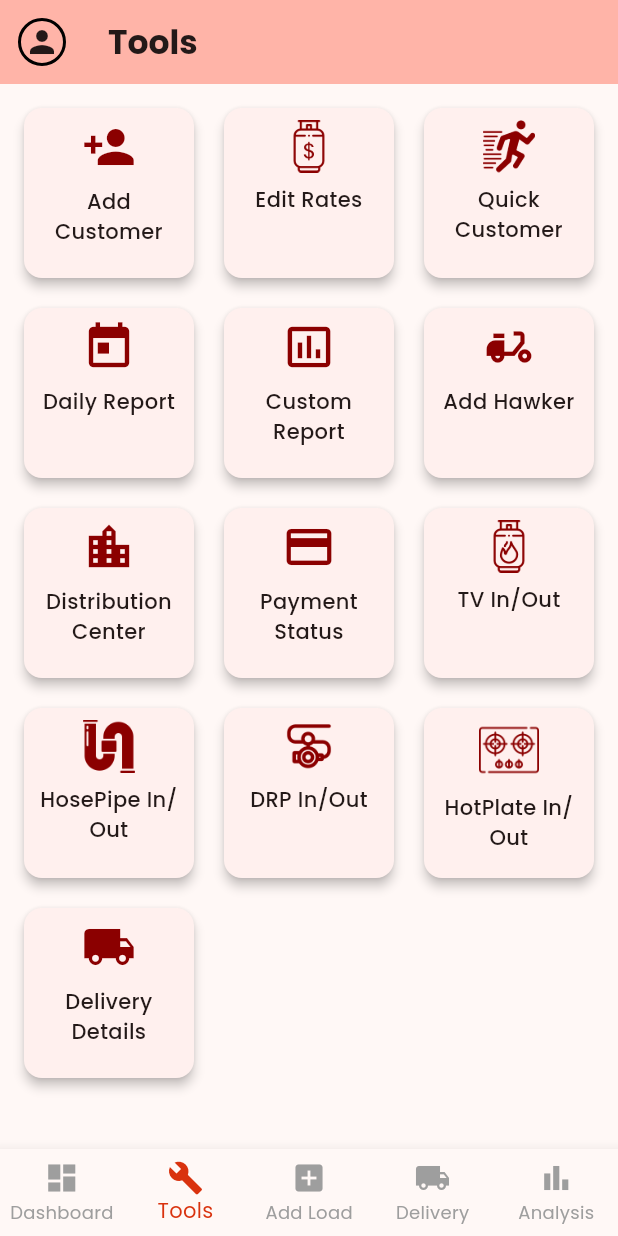
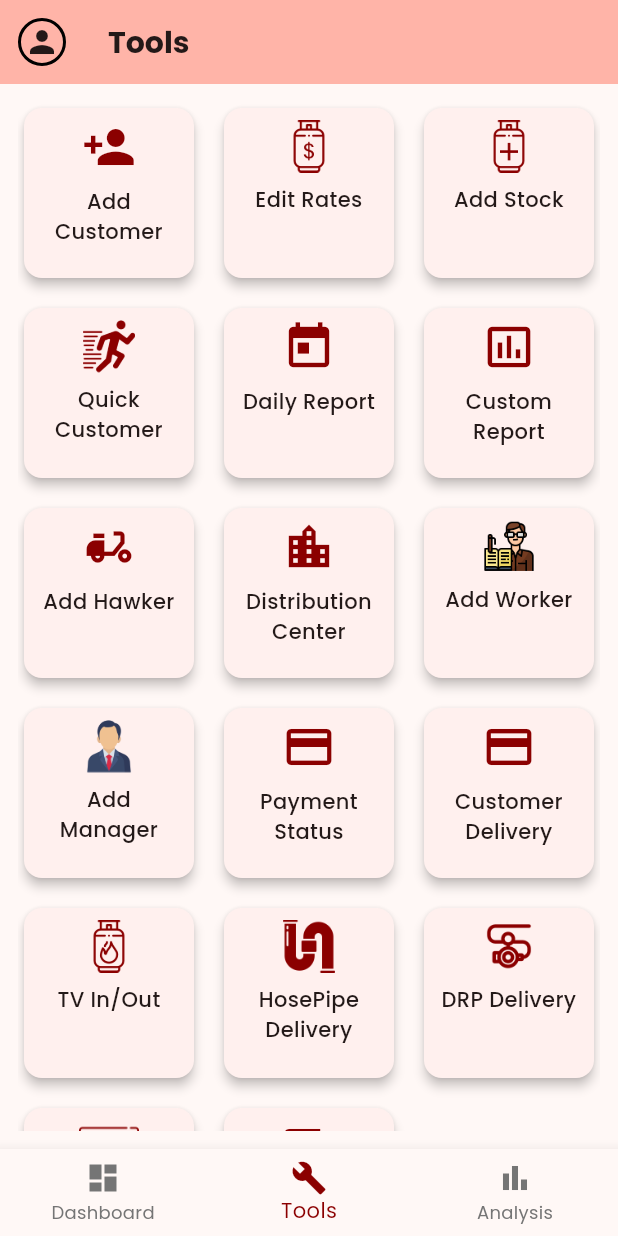
Before and after one commit to Mrugen-Fichadia/smart-distributor-app, a Flutter app: the screen it shows after launch, item 2 of the bottom bar chosen, on a phone screen of 412 x 824 dp. Run offline on Flutter 3.47's test engine with Material 3 defaults, Android fonts, the phone set to English and light mode, and no system bars; our stand-ins replace firebase_core, get, google_fonts; accounts and stored records are empty.

Commit message:
Updated pages for better UI

```diff
--- a/lib/common/widgets/custom_textformfield.dart
+++ b/lib/common/widgets/custom_textformfield.dart
@@ -39,7 +39,7 @@ class CustomTextFormField extends StatelessWidget {
         ),
         focusedBorder: OutlineInputBorder(
           borderRadius: BorderRadius.circular(12),
-          borderSide: const BorderSide(color: primary),
+          borderSide: const BorderSide(color: primary, width: 2.0),
         ),
         contentPadding: const EdgeInsets.symmetric(
           vertical: 16,
--- a/lib/common/widgets/primary_button.dart
+++ b/lib/common/widgets/primary_button.dart
@@ -1,4 +1,5 @@
 import 'package:flutter/material.dart';
+import 'package:smart_distributor_app/common/utils/colors.dart';
 
 class PrimaryButton extends StatelessWidget {
   final String text;
@@ -18,7 +19,7 @@ class PrimaryButton extends StatelessWidget {
 // --------------- app color palete ---------------//
     this.backgroundColor =const  Color(0xFFDC2626),
     this.disabledColor = const Color(0xFFDC2626),
-    this.textColor = Colors.white,
+    this.textColor = offwhite,
     this.borderRadius = 18.0,
     this.width,
     this.height = 48.0,
--- a/lib/pages/cylinder_rate_page.dart
+++ b/lib/pages/cylinder_rate_page.dart
@@ -135,7 +135,7 @@ class _CylinderRatePageState extends State<CylinderRatePage> {
         title: Text(
           'Cylinder Rate Change',
           style: GoogleFonts.poppins(
-            fontSize: 24, // Slightly larger title
+            fontSize: 20,
             fontWeight: FontWeight.bold,
             color: Colors.black,
           ),
@@ -158,8 +158,7 @@ class _CylinderRatePageState extends State<CylinderRatePage> {
                   CrossAxisAlignment.stretch, // Stretch children horizontally
               children: [
                 Card(
-                  elevation: 8, // More pronounced card elevation
-                  color: cardBackgroundColor, // Apply card background color
+                  elevation: 8,
                   shape: RoundedRectangleBorder(
                     borderRadius: BorderRadius.circular(
                       20,
--- a/lib/pages/dashboard.dart
+++ b/lib/pages/dashboard.dart
@@ -185,7 +185,7 @@ class _DashboardState extends State<Dashboard> {
             child: Icon(Icons.person, size: 24,),
           ),
         ),
-        title: Text("Dashboard", style: TextStyle(fontWeight: FontWeight.bold)),
+        title: Text("Dashboard", style: TextStyle(fontSize: 20, fontWeight: FontWeight.bold)),
       ),
       body: SingleChildScrollView(
         child: Center(
--- a/lib/pages/distribution_center/add_distribution_center_listpage.dart
+++ b/lib/pages/distribution_center/add_distribution_center_listpage.dart
@@ -64,8 +64,6 @@ class _AddDistributionCenterPageState extends State<AddDistributionCenterPage> {
         padding: const EdgeInsets.all(16),
         child: SingleChildScrollView(
           child: Card(
-  // ------------ container color from color palete----------//
-            color: Colors.white,
             shape: RoundedRectangleBorder(
               borderRadius: BorderRadius.circular(22),
             ),
@@ -92,8 +90,8 @@ class _AddDistributionCenterPageState extends State<AddDistributionCenterPage> {
                     PrimaryButton(
                       text: "Add Distribution Center",
                       onPressed: _saveDistributionCenter,
-                      backgroundColor: const Color(0xFFDC2626),
-                      textColor: Colors.white,
+                      backgroundColor: primary,
+                      textColor: offwhite,
                       borderRadius: 12.0,
                       height: 46.0,
                     ),
--- a/lib/pages/home.dart
+++ b/lib/pages/home.dart
@@ -1,4 +1,5 @@
 import 'package:flutter/material.dart';
+import 'package:smart_distributor_app/imports.dart';
 import 'package:smart_distributor_app/pages/dashboard.dart';
 import 'package:smart_distributor_app/pages/tools.dart';
 
@@ -140,8 +141,8 @@ class _MyHomePageState extends State<MyHomePage> {
       ),
       bottomNavigationBar: BottomNavigationBar(
         currentIndex: _currentIndex,
-        selectedItemColor: Color.fromRGBO(217, 50, 14, 1),
-        unselectedItemColor: Colors.grey,
+        selectedItemColor: primary,
+        unselectedItemColor: Colors.grey[600],
         type: BottomNavigationBarType.fixed,
         onTap: (index) {
           setState(() {
@@ -166,20 +167,6 @@ class _MyHomePageState extends State<MyHomePage> {
           BottomNavigationBarItem(
             icon: Padding(
               padding: EdgeInsets.symmetric(horizontal: 8.0),
-              child: Icon(Icons.add_box),
-            ),
-            label: "Add Load",
-          ),
-          BottomNavigationBarItem(
-            icon: Padding(
-              padding: EdgeInsets.symmetric(horizontal: 8.0),
-              child: Icon(Icons.local_shipping),
-            ),
-            label: "Delivery",
-          ),
-          BottomNavigationBarItem(
-            icon: Padding(
-              padding: EdgeInsets.symmetric(horizontal: 8.0),
               child: Icon(Icons.bar_chart),
             ),
             label: "Analysis",
--- a/lib/pages/new-connection.dart
+++ b/lib/pages/new-connection.dart
@@ -93,7 +93,7 @@ class _NewConnectionPageState extends State<NewConnectionPage> {
         backgroundColor: Theme.of(context).colorScheme.inversePrimary,
         title: Text(
           'New connection',
-          style: GoogleFonts.poppins(fontWeight: FontWeight.bold, fontSize: 22),
+          style: GoogleFonts.poppins(fontWeight: FontWeight.bold, fontSize: 20),
         ),
         leading: IconButton(
           icon: const Icon(Icons.arrow_back),
--- a/lib/pages/quick_customer.dart
+++ b/lib/pages/quick_customer.dart
@@ -68,7 +68,7 @@ class _QuickCustomerFormState extends State<QuickCustomerForm> {
         title: Text(
           'Quick Customer',
           style: GoogleFonts.poppins(
-            fontSize: 22,
+            fontSize: 20,
             fontWeight: FontWeight.bold, // Make title bolder
             color: Colors.black,
           ),
--- a/lib/pages/terminate.dart
+++ b/lib/pages/terminate.dart
@@ -102,7 +102,7 @@ class _TerminateConnectionFormState extends State<TerminateConnectionForm> {
         backgroundColor: Theme.of(context).colorScheme.inversePrimary,
         title: Text(
           'Terminate Connection',
-          style: GoogleFonts.poppins(fontWeight: FontWeight.bold, fontSize: 22),
+          style: GoogleFonts.poppins(fontWeight: FontWeight.bold, fontSize: 20),
         ),
         leading: IconButton(
           icon: const Icon(Icons.arrow_back),
--- a/lib/pages/tools.dart
+++ b/lib/pages/tools.dart
@@ -17,6 +17,7 @@ class _ToolsState extends State<Tools> {
   final List<Map<String, dynamic>> tools = [
     {"title": "Add Customer", "icon": Icons.person_add},
     {"title": "Edit Rates", "icon": null, "page": CylinderRatePage()},
+    {"title": "Add Stock", "icon": null},
     {"title": "Quick Customer", "icon": null, "page": QuickCustomerForm()},
     {"title": "Daily Report", "icon": Icons.today},
     {"title": "Custom Report", "icon": Icons.insert_chart_outlined},
@@ -26,12 +27,21 @@ class _ToolsState extends State<Tools> {
       "page": HawkerListPage(),
     },
     {"title": "Distribution Center", "icon": Icons.location_city, "page": DistributionCenterListPage()},
+    {
+      "title": "Add Worker",
+      "icon": null,
+    },
+    {
+      "title": "Add Manager",
+      "icon": null,
+    },
     {"title": "Payment Status", "icon": Icons.payment},
+    {"title": "Customer Delivery", "icon": Icons.payment},
     {"title": "TV In/Out", "icon": null, "page": TvInOutPage()},
-    {"title": "HosePipe In/Out", "icon": null},
-    {"title": "DRP In/Out", "icon": null},
-    {"title": "HotPlate In/Out", "icon": null},
-    {"title": "Delivery Details", "icon": Icons.local_shipping},
+    {"title": "HosePipe Delivery", "icon": null},
+    {"title": "DRP Delivery", "icon": null},
+    {"title": "HotPlate Delivery", "icon": null},
+    {"title": "Dispatch/ Return Log", "icon": Icons.local_shipping},
   ];
 
   @override
@@ -50,7 +60,7 @@ class _ToolsState extends State<Tools> {
             child: Icon(Icons.person, size: 24),
           ),
         ),
-        title: Text("Tools", style: TextStyle(fontWeight: FontWeight.bold)),
+        title: Text("Tools", style: TextStyle(fontWeight: FontWeight.bold, fontSize: 20)),
       ),
       body: Padding(
         padding: const EdgeInsets.all(12.0),
@@ -110,13 +120,13 @@ class ToolCard extends StatelessWidget {
                         color: primary,
                         height: 35,
                       )
-                    : title == "HosePipe In/Out"
+                    : title == "HosePipe Delivery"
                     ? Image.asset(
                         "assets/images/plumbing.png",
                         color: primary,
                         height: 35,
                       )
-                    : title == "DRP In/Out"
+                    : title == "DRP Delivery"
                     ? Image.asset(
                         "assets/images/regulator.png",
                         color: primary,
@@ -132,6 +142,22 @@ class ToolCard extends StatelessWidget {
                     ? Image.asset(
                         "assets/images/rates.png",
                         color: primary,
+                        height: 35,
+                      )
+                    : title == "Add Stock"
+                    ? Image.asset(
+                        "assets/images/add_stock.png",
+                        color: primary,
+                        height: 35,
+                      )
+                    : title == "Add Manager"
+                    ? Image.asset(
+                        "assets/images/manager.png",
+                        height: 35,
+                      )
+                    : title == "Add Worker"
+                    ? Image.asset(
+                        "assets/images/worker.png",
                         height: 35,
                       )
                     : Image.asset(
--- a/lib/pages/tv-in-out.dart
+++ b/lib/pages/tv-in-out.dart
@@ -55,7 +55,7 @@ class _TvInOutPageState extends State<TvInOutPage> {
                     'Tv In/Out',
                     style: GoogleFonts.poppins(
                       fontWeight: FontWeight.w600,
-                      fontSize: 22,
+                      fontSize: 20,
                       color: Colors.black,
                     ),
                   ),
```
Also changed, not shown: lib/common/widgets/custom_appbar.dart (+4 -4 lines), lib/pages/distribution_center/edit_distribution_center_page.dart (+12 -10 lines), lib/pages/hawker/hawker_add_page.dart (+12 -10 lines), lib/pages/hawker/hawker_edit_page.dart (+11 -14 lines), assets/images/lock_icon.png (deleted), assets/images/reset_password.png, assets/images/worker.png (added), 1 other file.
